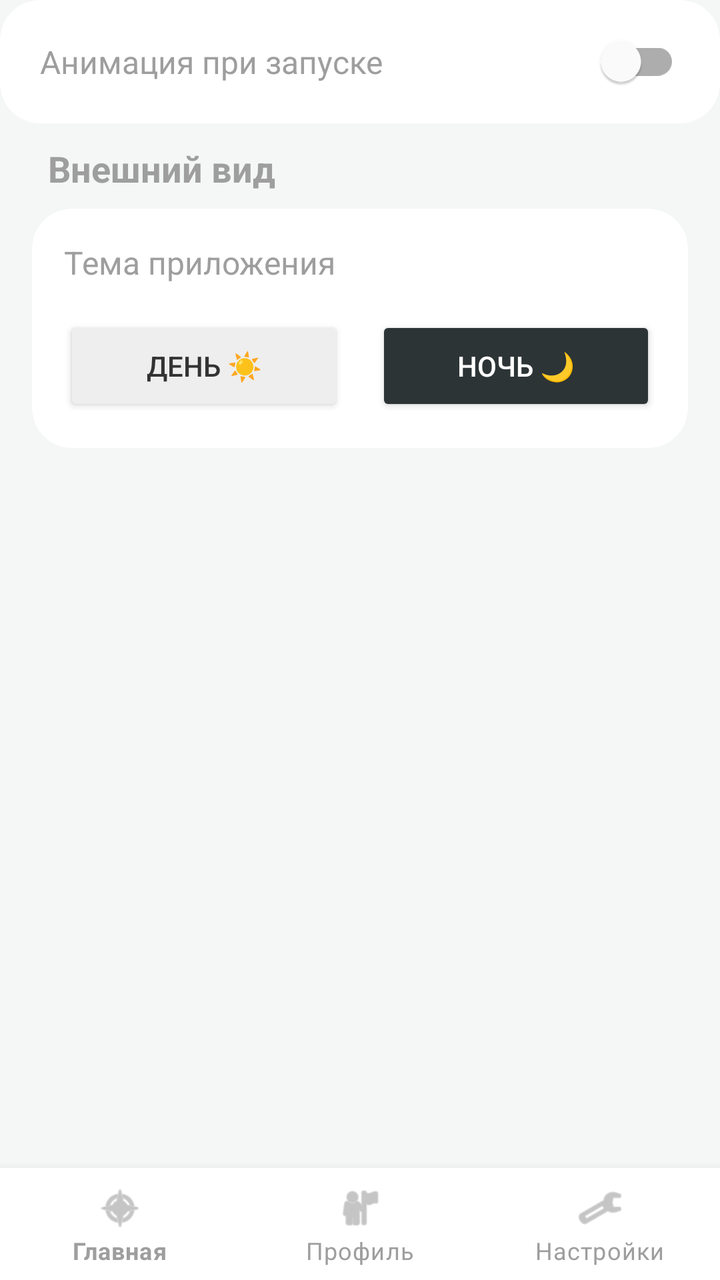
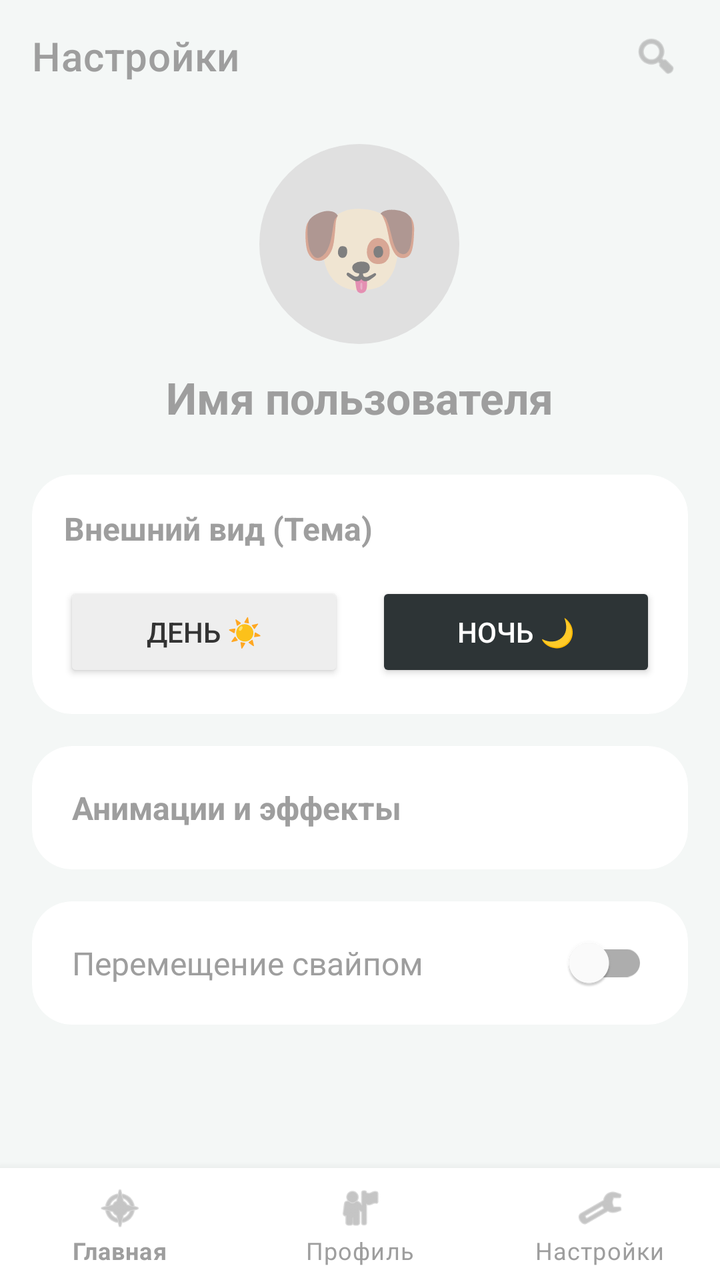

Compare the two renders of this Android layout. The source of the first and the diff that turns it into the second are given below.
<!-- AndroidManifest.xml: application theme Theme.MaterialComponents.DayNight.NoActionBar -->
<!-- res/layout/activity_settings.xml -->
<?xml version="1.0" encoding="utf-8"?>
<RelativeLayout xmlns:android="http://schemas.android.com/apk/res/android"
    xmlns:app="http://schemas.android.com/apk/res-auto"
    android:id="@+id/settings_root"
    android:layout_width="match_parent"
    android:layout_height="match_parent"
    android:background="#F4F7F6">

    <LinearLayout
        android:layout_width="match_parent"
        android:layout_height="match_parent"
        android:layout_above="@id/bottom_navigation"
        android:orientation="vertical">

        <androidx.appcompat.widget.Toolbar
            android:id="@+id/toolbar_settings"
            android:layout_width="match_parent"
            android:layout_height="?attr/actionBarSize"
            android:background="@android:color/transparent"
            app:title="Настройки"
            app:titleTextColor="#2D3436" />

        <ScrollView
            android:layout_width="match_parent"
            android:layout_height="match_parent"
            android:padding="16dp">

            <LinearLayout
                android:layout_width="match_parent"
                android:layout_height="wrap_content"
                android:orientation="vertical">

                <TextView
                    android:id="@+id/tvSettingsTitle"
                    android:layout_width="wrap_content"
                    android:layout_height="wrap_content"
                    android:text="Внешний вид"
                    android:textSize="18sp"
                    android:textStyle="bold"
                    android:textColor="#9E9E9E"
                    android:layout_marginBottom="8dp"
                    android:layout_marginStart="8dp"/>

                <androidx.cardview.widget.CardView
                    android:id="@+id/cardTheme"
                    android:layout_width="match_parent"
                    android:layout_height="wrap_content"
                    app:cardCornerRadius="20dp"
                    app:cardElevation="0dp"
                    app:cardBackgroundColor="#FFFFFF"
                    android:layout_marginBottom="24dp">

                    <LinearLayout
                        android:layout_width="match_parent"
                        android:layout_height="wrap_content"
                        android:orientation="vertical"
                        android:padding="16dp">

                        <TextView
                            android:id="@+id/tvThemeDesc"
                            android:layout_width="wrap_content"
                            android:layout_height="wrap_content"
                            android:text="Тема приложения"
                            android:textSize="16sp"
                            android:textColor="#9E9E9E"
                            android:layout_marginBottom="16dp"/>

                        <LinearLayout
                            android:layout_width="match_parent"
                            android:layout_height="wrap_content"
                            android:orientation="horizontal"
                            android:weightSum="2">

                            <Button
                                android:id="@+id/btnDay"
                                android:layout_width="0dp"
                                android:layout_height="50dp"
                                android:layout_weight="1"
                                android:layout_marginEnd="8dp"
                                android:text="День ☀️"
                                android:backgroundTint="#EEEEEE"
                                android:textColor="#333333"
                                app:cornerRadius="12dp"/>

                            <Button
                                android:id="@+id/btnNight"
                                android:layout_width="0dp"
                                android:layout_height="50dp"
                                android:layout_weight="1"
                                android:layout_marginStart="8dp"
                                android:text="Ночь 🌙"
                                android:backgroundTint="#2D3436"
                                android:textColor="#FFFFFF"
                                app:cornerRadius="12dp"/>
                        </LinearLayout>
                    </LinearLayout>
                </androidx.cardview.widget.CardView>
            </LinearLayout>
        </ScrollView>
    </LinearLayout>
    <androidx.cardview.widget.CardView
        android:layout_width="match_parent"
        android:layout_height="wrap_content"
        app:cardCornerRadius="20dp"
        app:cardElevation="0dp"
        app:cardBackgroundColor="#FFFFFF"
        android:id="@+id/cardAnim">

        <com.google.android.material.switchmaterial.SwitchMaterial
            android:id="@+id/switchSplash"
            android:layout_width="match_parent"
            android:layout_height="wrap_content"
            android:text="Анимация при запуске"
            android:textColor="#9E9E9E"
            android:textSize="16sp"
            android:padding="20dp"/>
    </androidx.cardview.widget.CardView>

    <com.google.android.material.bottomnavigation.BottomNavigationView
        android:id="@+id/bottom_navigation"
        android:layout_width="match_parent"
        android:layout_height="wrap_content"
        android:layout_alignParentBottom="true"
        android:background="#FFFFFF"
        app:itemIconTint="#9E9E9E"      app:itemTextColor="#9E9E9E"     app:menu="@menu/bottom_nav_menu" />
</RelativeLayout>
<!-- resources referenced by this layout -->
<resources>

</resources>

<!-- the commit's change to res/layout/activity_settings.xml (unified diff, before → after) -->
@@ -12,13 +12,43 @@
         android:layout_above="@id/bottom_navigation"
         android:orientation="vertical">
 
-        <androidx.appcompat.widget.Toolbar
-            android:id="@+id/toolbar_settings"
+        <RelativeLayout
             android:layout_width="match_parent"
-            android:layout_height="?attr/actionBarSize"
-            android:background="@android:color/transparent"
-            app:title="Настройки"
-            app:titleTextColor="#2D3436" />
+            android:layout_height="?attr/actionBarSize">
+
+            <androidx.appcompat.widget.Toolbar
+                android:id="@+id/toolbar_settings"
+                android:layout_width="match_parent"
+                android:layout_height="match_parent"
+                android:background="@android:color/transparent"
+                app:title="Настройки"
+                app:titleTextColor="#9E9E9E" />
+
+            <ImageView
+                android:id="@+id/btnSearch"
+                android:layout_width="48dp"
+                android:layout_height="48dp"
+                android:layout_alignParentEnd="true"
+                android:layout_centerVertical="true"
+                android:layout_marginEnd="8dp"
+                android:padding="12dp"
+                android:src="@android:drawable/ic_menu_search"
+                app:tint="#9E9E9E" />
+        </RelativeLayout>
+
+        <EditText
+            android:id="@+id/etSearch"
+            android:layout_width="match_parent"
+            android:layout_height="45dp"
+            android:layout_marginHorizontal="16dp"
+            android:layout_marginBottom="8dp"
+            android:background="#E0E0E0"
+            android:hint="Поиск настроек..."
+            android:paddingHorizontal="16dp"
+            android:textColor="#9E9E9E"
+            android:textColorHint="#9E9E9E"
+            android:visibility="gone"
+            android:singleLine="true"/>
 
         <ScrollView
             android:layout_width="match_parent"
@@ -28,93 +58,147 @@
             <LinearLayout
                 android:layout_width="match_parent"
                 android:layout_height="wrap_content"
-                android:orientation="vertical">
-
-                <TextView
-                    android:id="@+id/tvSettingsTitle"
+                android:orientation="vertical"
+                android:gravity="center_horizontal">
+
+                <LinearLayout
+                    android:id="@+id/profileHeader"
                     android:layout_width="wrap_content"
                     android:layout_height="wrap_content"
-                    android:text="Внешний вид"
-                    android:textSize="18sp"
-                    android:textStyle="bold"
-                    android:textColor="#9E9E9E"
-                    android:layout_marginBottom="8dp"
-                    android:layout_marginStart="8dp"/>
-
-                <androidx.cardview.widget.CardView
-                    android:id="@+id/cardTheme"
+                    android:orientation="vertical"
+                    android:gravity="center"
+                    android:layout_marginBottom="24dp">
+
+                    <TextView
+                        android:id="@+id/tvSettingsAvatar"
+                        android:layout_width="100dp"
+                        android:layout_height="100dp"
+                        android:background="@drawable/bg_circle"
+                        android:gravity="center"
+                        android:text="🐶"
+                        android:textSize="50sp"
+                        android:layout_marginBottom="12dp"/>
+
+                    <TextView
+                        android:id="@+id/tvSettingsName"
+                        android:layout_width="wrap_content"
+                        android:layout_height="wrap_content"
+                        android:text="Имя пользователя"
+                        android:textSize="22sp"
+                        android:textStyle="bold"
+                        android:textColor="#9E9E9E"/>
+                </LinearLayout>
+
+                <LinearLayout
                     android:layout_width="match_parent"
                     android:layout_height="wrap_content"
-                    app:cardCornerRadius="20dp"
-                    app:cardElevation="0dp"
-                    app:cardBackgroundColor="#FFFFFF"
-                    android:layout_marginBottom="24dp">
-
-                    <LinearLayout
+                    android:orientation="vertical">
+
+                    <androidx.cardview.widget.CardView
+                        android:id="@+id/cardTheme"
                         android:layout_width="match_parent"
                         android:layout_height="wrap_content"
-                        android:orientation="vertical"
-                        android:padding="16dp">
-
-                        <TextView
-                            android:id="@+id/tvThemeDesc"
-                            android:layout_width="wrap_content"
-                            android:layout_height="wrap_content"
-                            android:text="Тема приложения"
-                            android:textSize="16sp"
-                            android:textColor="#9E9E9E"
-                            android:layout_marginBottom="16dp"/>
+                        app:cardCornerRadius="20dp"
+                        app:cardElevation="0dp"
+                        app:cardBackgroundColor="#FFFFFF"
+                        android:layout_marginBottom="16dp">
 
                         <LinearLayout
                             android:layout_width="match_parent"
                             android:layout_height="wrap_content"
-                            android:orientation="horizontal"
-                            android:weightSum="2">
-
-                            <Button
-                                android:id="@+id/btnDay"
-                                android:layout_width="0dp"
-                                android:layout_height="50dp"
-                                android:layout_weight="1"
-                                android:layout_marginEnd="8dp"
-                                android:text="День ☀️"
-                                android:backgroundTint="#EEEEEE"
-                                android:textColor="#333333"
-                                app:cornerRadius="12dp"/>
-
-                            <Button
-                                android:id="@+id/btnNight"
-                                android:layout_width="0dp"
-                                android:layout_height="50dp"
-                                android:layout_weight="1"
-                                android:layout_marginStart="8dp"
-                                android:text="Ночь 🌙"
-                                android:backgroundTint="#2D3436"
-                                android:textColor="#FFFFFF"
-                                app:cornerRadius="12dp"/>
+                            android:orientation="vertical"
+                            android:padding="16dp">
+
+                            <TextView
+                                android:id="@+id/tvThemeDesc"
+                                android:layout_width="wrap_content"
+                                android:layout_height="wrap_content"
+                                android:text="Внешний вид (Тема)"
+                                android:textSize="16sp"
+                                android:textStyle="bold"
+                                android:textColor="#9E9E9E"
+                                android:layout_marginBottom="16dp"/>
+
+                            <LinearLayout
+                                android:layout_width="match_parent"
+                                android:layout_height="wrap_content"
+                                android:orientation="horizontal"
+                                android:weightSum="2">
+
+                                <Button
+                                    android:id="@+id/btnDay"
+                                    android:layout_width="0dp"
+                                    android:layout_height="50dp"
+                                    android:layout_weight="1"
+                                    android:layout_marginEnd="8dp"
+                                    android:text="День ☀️"
+                                    android:backgroundTint="#EEEEEE"
+                                    android:textColor="#333333"
+                                    app:cornerRadius="12dp"/>
+
+                                <Button
+                                    android:id="@+id/btnNight"
+                                    android:layout_width="0dp"
+                                    android:layout_height="50dp"
+                                    android:layout_weight="1"
+                                    android:layout_marginStart="8dp"
+                                    android:text="Ночь 🌙"
+                                    android:backgroundTint="#2D3436"
+                                    android:textColor="#FFFFFF"
+                                    app:cornerRadius="12dp"/>
+                            </LinearLayout>
                         </LinearLayout>
-                    </LinearLayout>
-                </androidx.cardview.widget.CardView>
+                    </androidx.cardview.widget.CardView>
+
+                    <androidx.cardview.widget.CardView
+                        android:id="@+id/cardAnim"
+                        android:layout_width="match_parent"
+                        android:layout_height="wrap_content"
+                        app:cardCornerRadius="20dp"
+                        app:cardElevation="0dp"
+                        app:cardBackgroundColor="#FFFFFF"
+                        android:clickable="true"
+                        android:focusable="true"
+                        android:foreground="?android:attr/selectableItemBackground"
+                        android:layout_marginBottom="16dp">
+
+                        <LinearLayout
+                            android:layout_width="match_parent"
+                            android:layout_height="wrap_content"
+                            android:padding="20dp">
+                            <TextView
+                                android:id="@+id/tvAnimDesc"
+                                android:layout_width="wrap_content"
+                                android:layout_height="wrap_content"
+                                android:text="Анимации и эффекты"
+                                android:textStyle="bold"
+                                android:textSize="16sp"
+                                android:textColor="#9E9E9E"/>
+                        </LinearLayout>
+                    </androidx.cardview.widget.CardView>
+
+                    <androidx.cardview.widget.CardView
+                        android:id="@+id/cardSwipe"
+                        android:layout_width="match_parent"
+                        android:layout_height="wrap_content"
+                        app:cardCornerRadius="20dp"
+                        app:cardElevation="0dp"
+                        app:cardBackgroundColor="#FFFFFF">
+
+                        <com.google.android.material.switchmaterial.SwitchMaterial
+                            android:id="@+id/switchSwipe"
+                            android:layout_width="match_parent"
+                            android:layout_height="wrap_content"
+                            android:text="Перемещение свайпом"
+                            android:textColor="#9E9E9E"
+                            android:textSize="16sp"
+                            android:padding="20dp"/>
+                    </androidx.cardview.widget.CardView>
+
+                </LinearLayout>
             </LinearLayout>
         </ScrollView>
     </LinearLayout>
-    <androidx.cardview.widget.CardView
-        android:layout_width="match_parent"
-        android:layout_height="wrap_content"
-        app:cardCornerRadius="20dp"
-        app:cardElevation="0dp"
-        app:cardBackgroundColor="#FFFFFF"
-        android:id="@+id/cardAnim">
-
-        <com.google.android.material.switchmaterial.SwitchMaterial
-            android:id="@+id/switchSplash"
-            android:layout_width="match_parent"
-            android:layout_height="wrap_content"
-            android:text="Анимация при запуске"
-            android:textColor="#9E9E9E"
-            android:textSize="16sp"
-            android:padding="20dp"/>
-    </androidx.cardview.widget.CardView>
 
     <com.google.android.material.bottomnavigation.BottomNavigationView
         android:id="@+id/bottom_navigation"
@@ -122,5 +206,7 @@
         android:layout_height="wrap_content"
         android:layout_alignParentBottom="true"
         android:background="#FFFFFF"
-        app:itemIconTint="#9E9E9E"      app:itemTextColor="#9E9E9E"     app:menu="@menu/bottom_nav_menu" />
+        app:itemIconTint="#9E9E9E"
+        app:itemTextColor="#9E9E9E"
+        app:menu="@menu/bottom_nav_menu" />
 </RelativeLayout>
<!-- resource entries referenced after the edit -->
@@ -1,5 +1,9 @@
 <!-- resources referenced by this layout -->
 <resources>
-
+  <!-- drawable bg_circle (drawable) -->
+  <?xml version="1.0" encoding="utf-8"?>
+  <shape xmlns:android="http://schemas.android.com/apk/res/android"
+      android:shape="oval">
+      <solid android:color="#E0E0E0"/> </shape>
 </resources>
 
